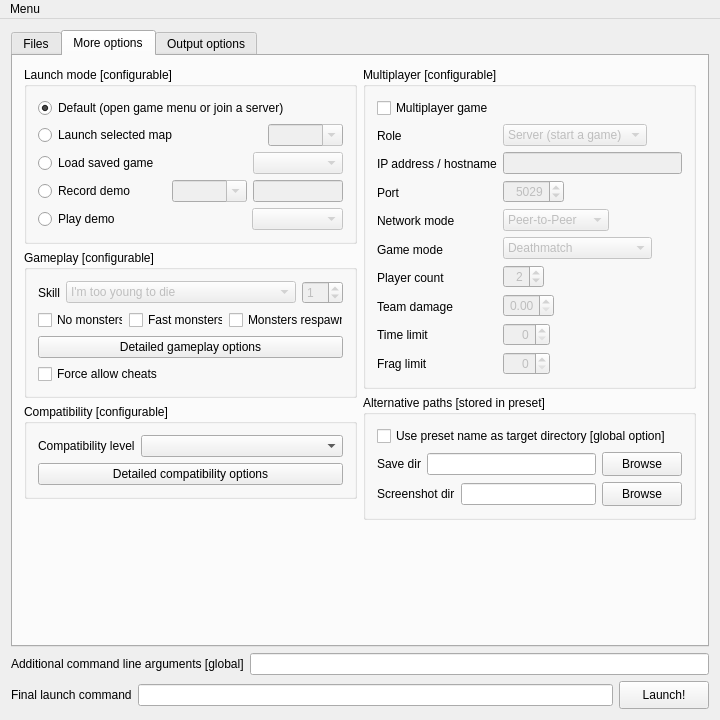
Youda008/DoomRunner, file Forms/MainWindow.ui: the form before one commit.
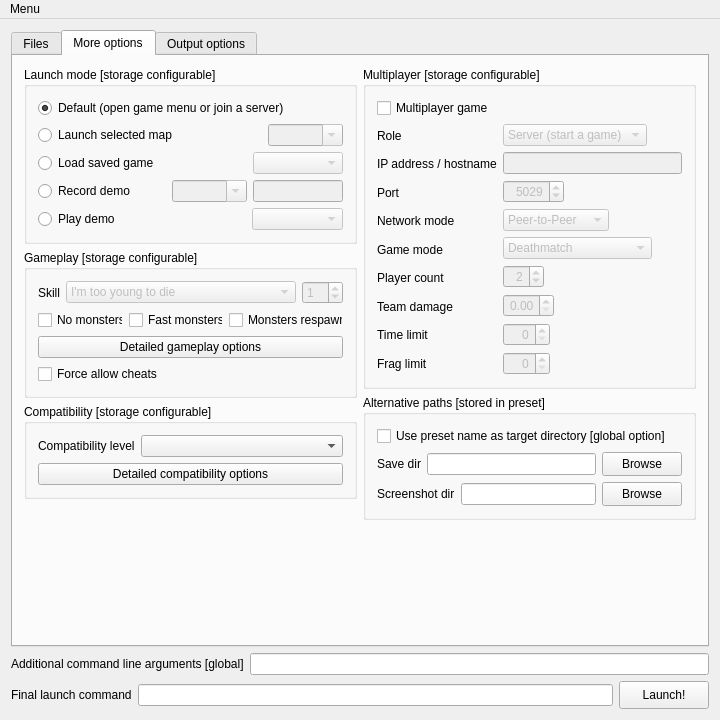
The form after the commit. The open tabs and pages were chosen to show the change. Icons and pictures are not drawn. Custom widgets are drawn as their Qt base class.

Commit message: configurable storage for video and audio options

The edit to the form file:
```diff
--- a/Forms/MainWindow.ui
+++ b/Forms/MainWindow.ui
@@ -507,7 +507,7 @@
           <item>
            <widget class="QGroupBox" name="launchModeGrpBox">
             <property name="title">
-             <string>Launch mode [configurable]</string>
+             <string>Launch mode [storage configurable]</string>
             </property>
             <layout class="QVBoxLayout" name="verticalLayout_11">
              <item>
@@ -765,7 +765,7 @@
           <item>
            <widget class="QGroupBox" name="gameplayGrpBox">
             <property name="title">
-             <string>Gameplay [configurable]</string>
+             <string>Gameplay [storage configurable]</string>
             </property>
             <layout class="QVBoxLayout" name="verticalLayout_16">
              <item>
@@ -926,7 +926,7 @@
           <item>
            <widget class="QGroupBox" name="compatGrpBox">
             <property name="title">
-             <string>Compatibility [configurable]</string>
+             <string>Compatibility [storage configurable]</string>
             </property>
             <layout class="QVBoxLayout" name="verticalLayout_22">
              <item>
@@ -983,7 +983,7 @@
           <item>
            <widget class="QGroupBox" name="multiplayerGrpBox">
             <property name="title">
-             <string>Multiplayer [configurable]</string>
+             <string>Multiplayer [storage configurable]</string>
             </property>
             <layout class="QVBoxLayout" name="verticalLayout_21">
              <item>
```
Left out of the diff: 4 changed lines with no effect on the pictures. The commit also changes 7 other files.
